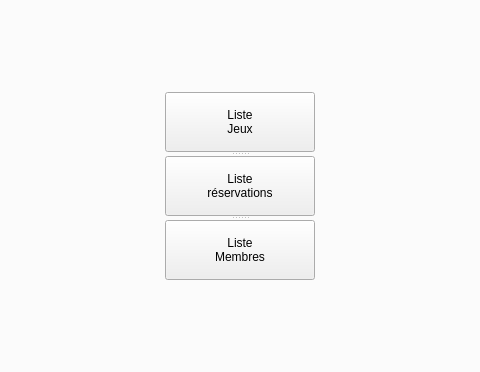
The window that f_mainwindow.ui (nivhg/ludopen) describes before a commit, drawn with Qt 5; both pictures show x 435 to 915 and y 155 to 527 of the 1350 by 640 pixel window.
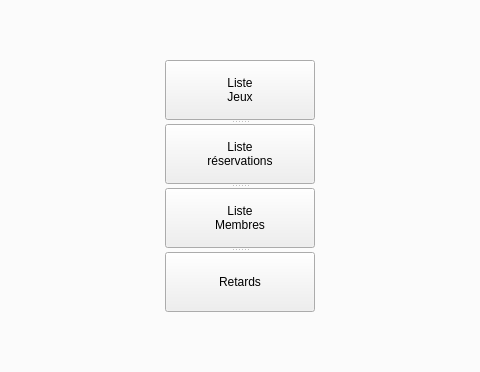
The same window after the commit. The open tabs and pages were chosen to show the change. Icons and pictures are not drawn.

```diff
--- a/f_mainwindow.ui
+++ b/f_mainwindow.ui
@@ -350,12 +350,6 @@
          <layout class="QHBoxLayout" name="Lay_Listes">
           <item>
            <widget class="QSplitter" name="SP_Listes">
-            <property name="maximumSize">
-             <size>
-              <width>150</width>
-              <height>188</height>
-             </size>
-            </property>
             <property name="orientation">
              <enum>Qt::Vertical</enum>
             </property>
@@ -451,6 +445,33 @@
               </size>
              </property>
             </widget>
+            <widget class="QPushButton" name="Bt_Retards">
+             <property name="minimumSize">
+              <size>
+               <width>150</width>
+               <height>60</height>
+              </size>
+             </property>
+             <property name="maximumSize">
+              <size>
+               <width>150</width>
+               <height>60</height>
+              </size>
+             </property>
+             <property name="text">
+              <string>Retards</string>
+             </property>
+             <property name="icon">
+              <iconset resource="ImagesIcones.qrc">
+               <normaloff>:/Sablier.png</normaloff>:/Sablier.png</iconset>
+             </property>
+             <property name="iconSize">
+              <size>
+               <width>25</width>
+               <height>25</height>
+              </size>
+             </property>
+            </widget>
            </widget>
           </item>
          </layout>
```
Left out of the diff: 4 changed lines with no effect on the pictures.
